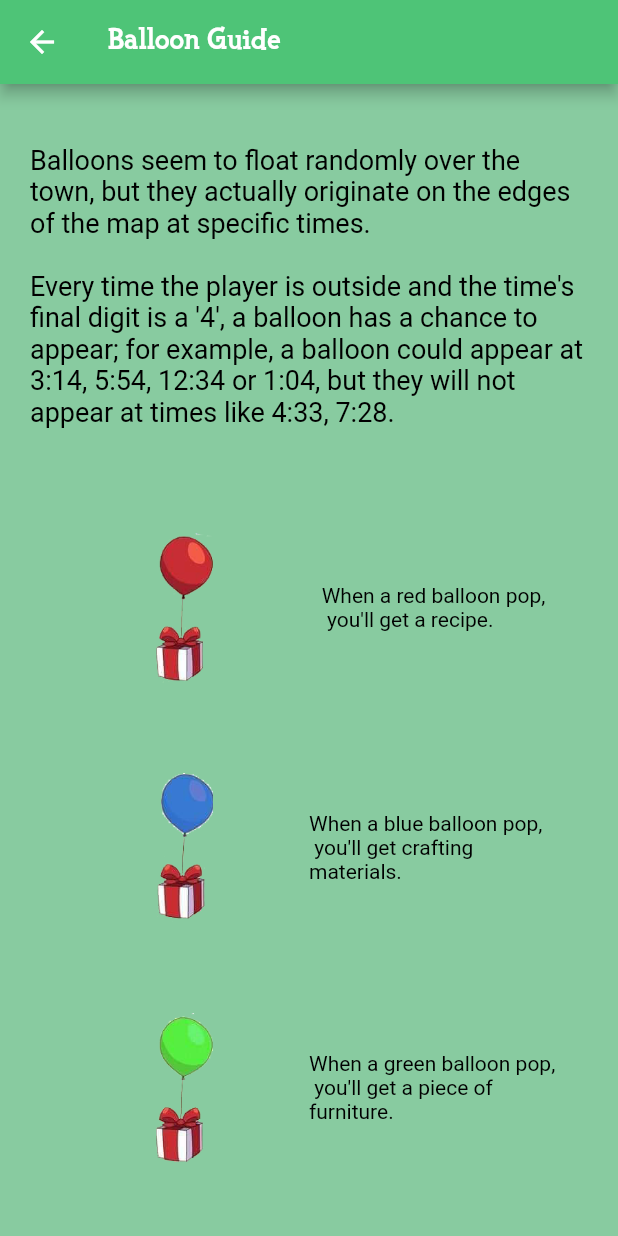
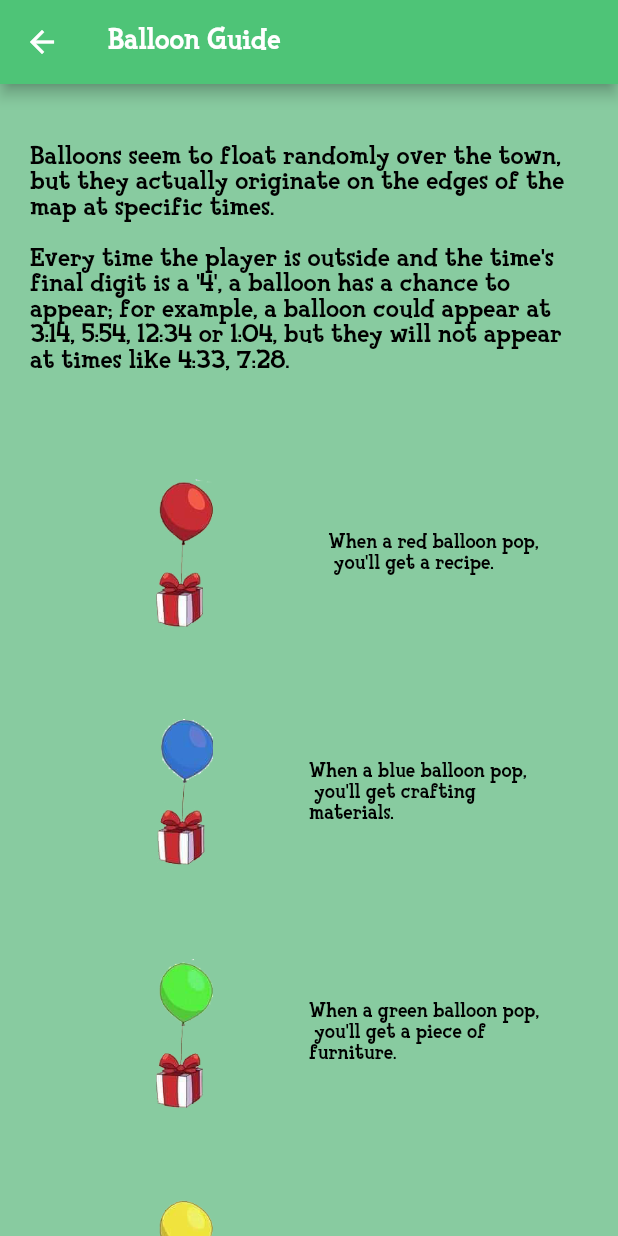
Before and after one commit to BLKKKBVSIK/AnimalCrossingCompletionist, a Flutter app: the MoreGuides screen opened by its route, after a tap on "Balloon guide", on a phone screen of 412 x 824 dp. Run offline on Flutter 3.47's test engine with Material 2 defaults, Android fonts, the phone set to English and light mode, and no system bars; our stand-ins replace flutter_snake_navigationbar, share, shared_preferences; missing offline and left inert: flare_splash_screen; accounts and stored records are empty.

Commit message:
Old phone support.

```diff
--- a/lib/pages/menu_page.dart
+++ b/lib/pages/menu_page.dart
@@ -21,7 +21,8 @@ class MenuPage extends StatefulWidget {
 class _MenuPageState extends State<MenuPage> {
   @override
   Widget build(BuildContext context) {
-    return new Column(
+    return SingleChildScrollView(
+          child: new Column(
         mainAxisAlignment: MainAxisAlignment.spaceBetween,
         crossAxisAlignment: CrossAxisAlignment.center,
         children: <Widget>[
@@ -305,6 +306,7 @@ class _MenuPageState extends State<MenuPage> {
                     trailing: new Icon(Icons.exit_to_app, color: Colors.white),
                   )))
         ],
+      ),
     );
   }
 
--- a/lib/pages/more/balloon/balloon_screen.dart
+++ b/lib/pages/more/balloon/balloon_screen.dart
@@ -9,7 +9,12 @@ class BalloonScreen extends StatelessWidget {
   Widget build(BuildContext context) {
     return Scaffold(
       appBar: AppBar(
-          title: Text("Balloon Guide", style: TextStyle(fontFamily: 'Fink',),),
+          title: Text(
+            "Balloon Guide",
+            style: TextStyle(
+              fontFamily: 'Fink',
+            ),
+          ),
           backgroundColor: User.darkKnightMode ? veryDarkTheme : menuAcTheme),
       body: Container(
         color: User.darkKnightMode ? menuDarkTheme : acTheme,
@@ -25,6 +30,7 @@ class BalloonScreen extends StatelessWidget {
                               "Balloons seem to float randomly over the town, but they actually originate on the edges of the map at specific times.\n\nEvery time the player is outside and the time's final digit is a '4', a balloon has a chance to appear; for example, a balloon could appear at 3:14, 5:54, 12:34 or 1:04, but they will not appear at times like 4:33, 7:28.",
                           style: TextStyle(
                               fontSize: 18,
+                              fontFamily: "Fink",
                               color: User.darkKnightMode
                                   ? textDarkTheme
                                   : Colors.black)),
@@ -46,7 +52,14 @@ class BalloonScreen extends StatelessWidget {
                           height: 100,
                         ),
                       ),
-                      Center(child: Text("When a red balloon pop,\n you'll get a recipe.", style: TextStyle(color: User.darkKnightMode ? textDarkTheme : Colors.black, ))),
+                      Center(
+                          child: Text(
+                              "When a red balloon pop,\n you'll get a recipe.",
+                              style: TextStyle(
+                                  color: User.darkKnightMode
+                                      ? textDarkTheme
+                                      : Colors.black,
+                                  fontFamily: "Fink"))),
                     ]),
                     TableRow(children: <Widget>[
                       Padding(
@@ -56,7 +69,14 @@ class BalloonScreen extends StatelessWidget {
                           height: 100,
                         ),
                       ),
-                      Center(child: Text("When a blue balloon pop,\n you'll get crafting materials.", style: TextStyle(color: User.darkKnightMode ? textDarkTheme : Colors.black, ))),
+                      Center(
+                          child: Text(
+                              "When a blue balloon pop,\n you'll get crafting materials.",
+                              style: TextStyle(
+                                  color: User.darkKnightMode
+                                      ? textDarkTheme
+                                      : Colors.black,
+                                  fontFamily: "Fink"))),
                     ]),
                     TableRow(children: <Widget>[
                       Padding(
@@ -66,7 +86,14 @@ class BalloonScreen extends StatelessWidget {
                           height: 100,
                         ),
                       ),
-                      Center(child: Text("When a green balloon pop,\n you'll get a piece of furniture.", style: TextStyle(color: User.darkKnightMode ? textDarkTheme : Colors.black, ))),
+                      Center(
+                          child: Text(
+                              "When a green balloon pop,\n you'll get a piece of furniture.",
+                              style: TextStyle(
+                                  color: User.darkKnightMode
+                                      ? textDarkTheme
+                                      : Colors.black,
+                                  fontFamily: "Fink"))),
                     ]),
                     TableRow(children: <Widget>[
                       Padding(
@@ -76,7 +103,14 @@ class BalloonScreen extends StatelessWidget {
                           height: 100,
                         ),
                       ),
-                      Center(child: Text("When a yellow balloon pop,\n you'll get bells.", style: TextStyle(color: User.darkKnightMode ? textDarkTheme : Colors.black, ))),
+                      Center(
+                          child: Text(
+                              "When a yellow balloon pop,\n you'll get bells.",
+                              style: TextStyle(
+                                  color: User.darkKnightMode
+                                      ? textDarkTheme
+                                      : Colors.black,
+                                  fontFamily: "Fink"))),
                     ]),
                   ],
                 ),
--- a/lib/pages/more/guide_screen.dart
+++ b/lib/pages/more/guide_screen.dart
@@ -13,7 +13,10 @@ class MoreGuides extends StatelessWidget {
     return Scaffold(
       appBar: AppBar(
         backgroundColor: User.darkKnightMode ? veryDarkTheme : menuAcTheme,
-        title: Text("More guides", style: TextStyle(fontFamily: 'Fink',)),
+        title: Text("More guides",
+            style: TextStyle(
+              fontFamily: 'Fink',
+            )),
       ),
       body: Container(
           color: User.darkKnightMode ? menuDarkTheme : acTheme,
@@ -39,13 +42,15 @@ class MoreGuides extends StatelessWidget {
                       SizedBox(
                         height: 10,
                       ),
-                      Text(
+                      Flexible(
+                        child: Text(
                           "Balloon guide",
                           style: TextStyle(
                               fontFamily: 'Fink',
                               color: User.darkKnightMode
                                   ? textDarkTheme
                                   : Colors.black),
+                        ),
                       ),
                     ],
                   ),
@@ -76,13 +81,15 @@ class MoreGuides extends StatelessWidget {
                       SizedBox(
                         height: 10,
                       ),
-                      Text(
+                      Flexible(
+                        child: Text(
                           "Tool durability",
                           style: TextStyle(
                               fontFamily: 'Fink',
                               color: User.darkKnightMode
                                   ? textDarkTheme
                                   : Colors.black),
+                        ),
                       ),
                     ],
                   ),
@@ -113,13 +120,15 @@ class MoreGuides extends StatelessWidget {
                       SizedBox(
                         height: 10,
                       ),
-                      Text(
+                      Flexible(
+                        child: Text(
                           "Flowers guide",
                           style: TextStyle(
                               fontFamily: 'Fink',
                               color: User.darkKnightMode
                                   ? textDarkTheme
                                   : Colors.black),
+                        ),
                       ),
                     ],
                   ),
--- a/pubspec.yaml
+++ b/pubspec.yaml
@@ -11,7 +11,7 @@ description: AC:NH Completionist guide & track.
 # In iOS, build-name is used as CFBundleShortVersionString while build-number used as CFBundleVersion.
 # Read more about iOS versioning at
 # https://developer.apple.com/library/archive/documentation/General/Reference/InfoPlistKeyReference/Articles/CoreFoundationKeys.html
-version: 2.1.3+4
+version: 2.2.1+6
 
 environment:
   sdk: ">=2.1.0 <3.0.0"
```
Also changed, not shown: lib/pages/todo_list_page/todo_list_page.dart (+38 -52 lines), pubspec.lock. Lines whose indentation alone changed are shown as unchanged.
